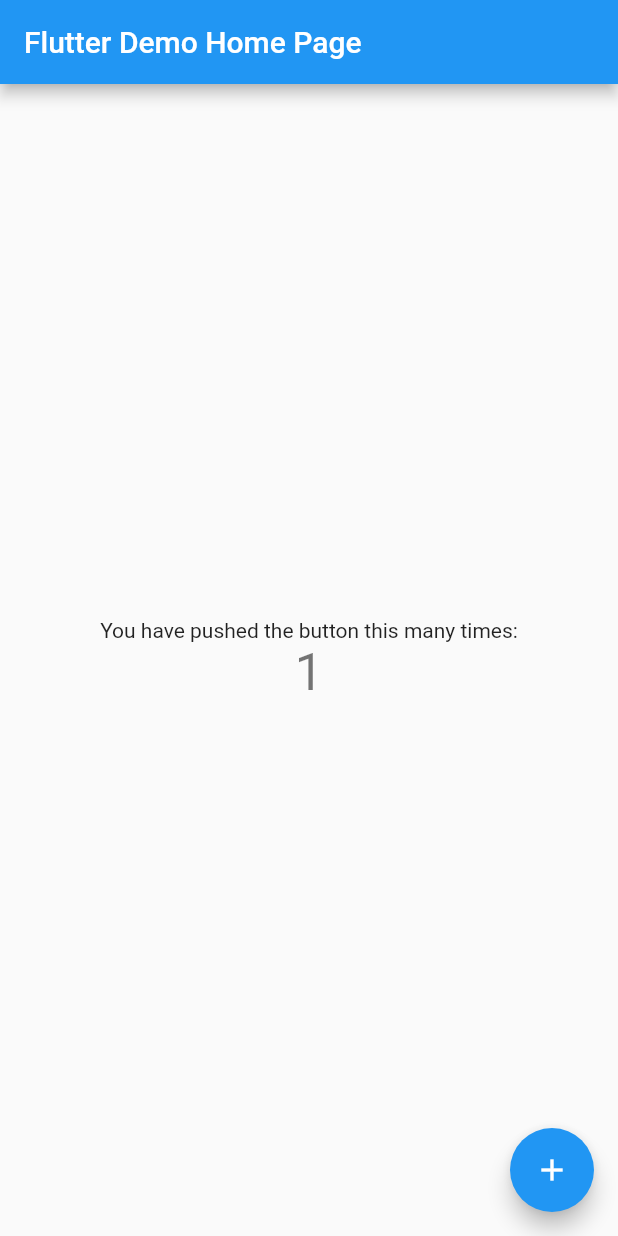
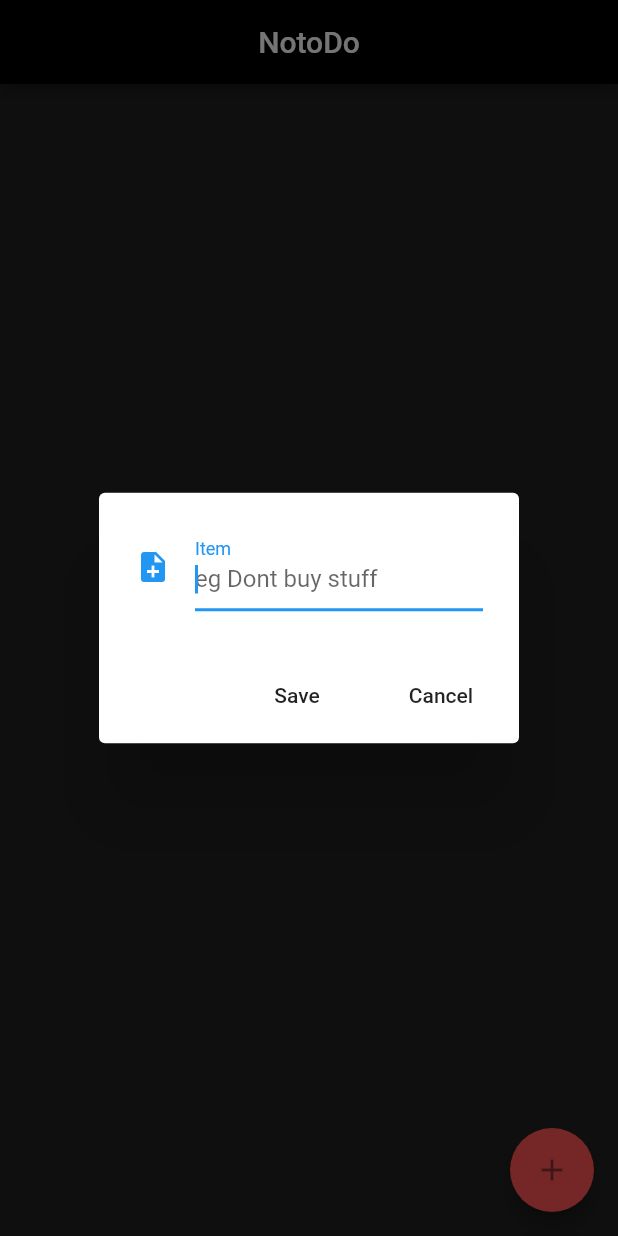
Before and after one commit to mukesh525/TodoApp_Flutter, a Flutter app: the screen it shows after launch, after a tap on the "add" icon, on a phone screen of 412 x 824 dp. Run offline on Flutter 3.47's test engine with Material 2 defaults, Android fonts, the phone set to English and light mode, and no system bars; our stand-ins replace sqflite; accounts and stored records are empty.

Commit message:
last commit

```diff
--- a/lib/main.dart
+++ b/lib/main.dart
@@ -1,4 +1,5 @@
 import 'package:flutter/material.dart';
+import 'package:todoapp/ui/Home.dart';
 
 void main() => runApp(MyApp());
 
@@ -7,105 +8,9 @@ class MyApp extends StatelessWidget {
   @override
   Widget build(BuildContext context) {
     return MaterialApp(
-      title: 'Flutter Demo',
-      theme: ThemeData(
-        // This is the theme of your application.
-        //
-        // Try running your application with "flutter run". You'll see the
-        // application has a blue toolbar. Then, without quitting the app, try
-        // changing the primarySwatch below to Colors.green and then invoke
-        // "hot reload" (press "r" in the console where you ran "flutter run",
-        // or simply save your changes to "hot reload" in a Flutter IDE).
-        // Notice that the counter didn't reset back to zero; the application
-        // is not restarted.
-        primarySwatch: Colors.blue,
-      ),
-      home: MyHomePage(title: 'Flutter Demo Home Page'),
+      debugShowCheckedModeBanner: false,
+      title: 'NoToDo',
+      home: Home(),
     );
   }
 }
-
-class MyHomePage extends StatefulWidget {
-  MyHomePage({Key key, this.title}) : super(key: key);
-
-  // This widget is the home page of your application. It is stateful, meaning
-  // that it has a State object (defined below) that contains fields that affect
-  // how it looks.
-
-  // This class is the configuration for the state. It holds the values (in this
-  // case the title) provided by the parent (in this case the App widget) and
-  // used by the build method of the State. Fields in a Widget subclass are
-  // always marked "final".
-
-  final String title;
-
-  @override
-  _MyHomePageState createState() => _MyHomePageState();
-}
-
-class _MyHomePageState extends State<MyHomePage> {
-  int _counter = 0;
-
-  void _incrementCounter() {
-    setState(() {
-      // This call to setState tells the Flutter framework that something has
-      // changed in this State, which causes it to rerun the build method below
-      // so that the display can reflect the updated values. If we changed
-      // _counter without calling setState(), then the build method would not be
-      // called again, and so nothing would appear to happen.
-      _counter++;
-    });
-  }
-
-  @override
-  Widget build(BuildContext context) {
-    // This method is rerun every time setState is called, for instance as done
-    // by the _incrementCounter method above.
-    //
-    // The Flutter framework has been optimized to make rerunning build methods
-    // fast, so that you can just rebuild anything that needs updating rather
-    // than having to individually change instances of widgets.
-    return Scaffold(
-      appBar: AppBar(
-        // Here we take the value from the MyHomePage object that was created by
-        // the App.build method, and use it to set our appbar title.
-        title: Text(widget.title),
-      ),
-      body: Center(
-        // Center is a layout widget. It takes a single child and positions it
-        // in the middle of the parent.
-        child: Column(
-          // Column is also a layout widget. It takes a list of children and
-          // arranges them vertically. By default, it sizes itself to fit its
-          // children horizontally, and tries to be as tall as its parent.
-          //
-          // Invoke "debug painting" (press "p" in the console, choose the
-          // "Toggle Debug Paint" action from the Flutter Inspector in Android
-          // Studio, or the "Toggle Debug Paint" command in Visual Studio Code)
-          // to see the wireframe for each widget.
-          //
-          // Column has various properties to control how it sizes itself and
-          // how it positions its children. Here we use mainAxisAlignment to
-          // center the children vertically; the main axis here is the vertical
-          // axis because Columns are vertical (the cross axis would be
-          // horizontal).
-          mainAxisAlignment: MainAxisAlignment.center,
-          children: <Widget>[
-            Text(
-              'You have pushed the button this many times:',
-            ),
-            Text(
-              '$_counter',
-              style: Theme.of(context).textTheme.display1,
-            ),
-          ],
-        ),
-      ),
-      floatingActionButton: FloatingActionButton(
-        onPressed: _incrementCounter,
-        tooltip: 'Increment',
-        child: Icon(Icons.add),
-      ), // This trailing comma makes auto-formatting nicer for build methods.
-    );
-  }
-}
--- /dev/null
+++ b/lib/ui/Home.dart
@@ -0,0 +1,17 @@
+import 'package:flutter/material.dart';
+
+import 'NotoDoScreen.dart';
+
+class Home extends StatelessWidget {
+  @override
+  Widget build(BuildContext context) {
+    return Scaffold(
+      appBar: AppBar(
+        title: Text("NotoDo"),
+        centerTitle: true,
+        backgroundColor: Colors.black,
+      ),
+      body: NotoDoScreen(),
+    );
+  }
+}
--- /dev/null
+++ b/lib/ui/NotoDoScreen.dart
@@ -0,0 +1,193 @@
+import 'package:flutter/material.dart';
+import 'package:todoapp/model/nodo_item.dart';
+import 'package:todoapp/util/database_client.dart';
+import 'package:todoapp/util/date_formatter.dart';
+
+class NotoDoScreen extends StatefulWidget {
+  @override
+  _NotoDoScreenState createState() => _NotoDoScreenState();
+}
+
+class _NotoDoScreenState extends State<NotoDoScreen> {
+  final TextEditingController _textEditingController = TextEditingController();
+  var db = DatabaseHelper();
+  List<NoDoItem> _itemList = <NoDoItem>[];
+
+  @override
+  void initState() {
+    // TODO: implement initState
+    super.initState();
+    _readNodoList();
+  }
+
+  @override
+  Widget build(BuildContext context) {
+    return Scaffold(
+      backgroundColor: Colors.black87,
+      body: Column(
+        children: [
+          Flexible(
+            child: ListView.builder(
+                itemCount: _itemList.length,
+                reverse: false,
+                padding: EdgeInsets.all(8.0),
+                itemBuilder: (_, int index) {
+                  return Card(
+                    color: Colors.black87,
+                    child: ListTile(
+                      title: _itemList[index],
+                      onLongPress: () => _udateItem(_itemList[index], index),
+                      trailing: Listener(
+                        key: Key(_itemList[index].itemName),
+                        child: Icon(
+                          Icons.remove_circle,
+                          color: Colors.redAccent,
+                        ),
+                        onPointerDown: (pointerEvent) =>
+                            _deleteNoDo(_itemList[index].id, index),
+                      ),
+                    ),
+                  );
+                }),
+          ),
+          Divider(
+            height: 1.0,
+          )
+        ],
+      ),
+      floatingActionButton: FloatingActionButton(
+        tooltip: 'Add Item',
+        backgroundColor: Colors.redAccent,
+        child: ListTile(
+          title: Icon(Icons.add),
+        ),
+        onPressed: _showFormDialog,
+      ),
+    );
+  }
+
+  void _showFormDialog() {
+    var alert = AlertDialog(
+      content: Row(
+        children: [
+          Expanded(
+            child: TextField(
+              controller: _textEditingController,
+              autofocus: true,
+              decoration: InputDecoration(
+                  labelText: "Item",
+                  hintText: "eg Dont buy stuff",
+                  icon: Icon(Icons.note_add)),
+            ),
+          )
+        ],
+      ),
+      actions: [
+        FlatButton(
+          onPressed: () {
+            _handelSubmit(_textEditingController.text);
+            _textEditingController.clear();
+          },
+          child: Text("Save"),
+        ),
+        FlatButton(
+          onPressed: () => Navigator.pop(context),
+          child: Text('Cancel'),
+        )
+      ],
+    );
+    showDialog(
+        context: context,
+        builder: (_) {
+          return alert;
+        });
+  }
+
+  void _handelSubmit(String text) async {
+    debugPrint(text);
+    _textEditingController.clear();
+    NoDoItem noDoItem = NoDoItem(text, dateFormatted());
+    debugPrint(noDoItem.toMap().toString());
+    int saveItemId = await db.saveItem(noDoItem);
+    NoDoItem addItem = await db.getItem(saveItemId);
+
+    setState(() {
+      _itemList.insert(0, addItem);
+    });
+    Navigator.pop(context);
+    print("Saved item $saveItemId");
+    //.pop(context);
+  }
+
+  _readNodoList() async {
+    List items = await db.getItems();
+    // _itmeList = items;
+    items.forEach((item) {
+      setState(() {
+        _itemList.add(NoDoItem.map(item));
+      });
+    });
+  }
+
+  _udateItem(NoDoItem item, int index) {
+    var alert = AlertDialog(
+      title: Text("Update Item"),
+      content: Row(
+        children: <Widget>[
+          Expanded(
+              child: TextField(
+            controller: _textEditingController,
+            autofocus: true,
+            decoration: InputDecoration(
+                labelText: "Item",
+                hintText: "eg. Don't buy stuff",
+                icon: Icon(Icons.update)),
+          ))
+        ],
+      ),
+      actions: <Widget>[
+        FlatButton(
+            onPressed: () async {
+              NoDoItem newItemUpdated = NoDoItem.fromMap({
+                "itemName": _textEditingController.text,
+                "dateCreated": dateFormatted(),
+                "id": item.id
+              });
+
+              _handleSubmittedUpdate(index, item); //redrawing the screen
+              await db.updateItem(newItemUpdated); //updating the item
+              setState(() {
+                _readNodoList(); // redrawing the screen with all items saved in the db
+              });
+
+              Navigator.pop(context);
+            },
+            child: Text("Update")),
+        FlatButton(
+            onPressed: () => Navigator.pop(context), child: Text("Cancel"))
+      ],
+    );
+    showDialog(
+        context: context,
+        builder: (_) {
+          return alert;
+        });
+  }
+
+  void _handleSubmittedUpdate(int index, NoDoItem item) {
+    setState(() {
+      _itemList.removeWhere((element) {
+        _itemList[index].itemName == item.itemName;
+      });
+    });
+  }
+
+  _deleteNoDo(int id, int index) async {
+    debugPrint("Deleted Item!");
+
+    await db.deleteItem(id);
+    setState(() {
+      _itemList.removeAt(index);
+    });
+  }
+}
--- /dev/null
+++ b/lib/util/database_client.dart
@@ -0,0 +1,109 @@
+import 'dart:async';
+import 'dart:io';
+
+import 'package:path/path.dart';
+import 'package:path_provider/path_provider.dart';
+import 'package:sqflite/sqflite.dart';
+import 'package:todoapp/model/nodo_item.dart';
+
+class DatabaseHelper {
+  static final DatabaseHelper _instance = new DatabaseHelper.internal();
+
+  factory DatabaseHelper() => _instance;
+
+  final String tableName = "nodoTbl";
+  final String columnId = "id";
+  final String columnItemName = "itemName";
+  final String columnDateCreated = "dateCreated";
+
+  static Database _db;
+
+  Future<Database> get db async {
+    if (_db != null) {
+      return _db;
+    }
+    _db = await initDb();
+    return _db;
+  }
+
+  DatabaseHelper.internal();
+
+  initDb() async {
+    Directory documentDirectory = await getApplicationDocumentsDirectory();
+    String path = join(documentDirectory.path, "notodo_db.db");
+    var ourDb = await openDatabase(path, version: 1, onCreate: _onCreate);
+    return ourDb;
+  }
+
+  void _onCreate(Database db, int version) async {
+    await db.execute(
+        "CREATE TABLE $tableName(id INTEGER PRIMARY KEY AUTO_INCREMENT, $columnItemName TEXT, $columnDateCreated TEXT)");
+    print("Table is created");
+  }
+
+//insertion
+  Future<int> saveItem(NoDoItem item) async {
+    var dbClient = await db;
+    int res = await dbClient.insert("$tableName", item.toMap());
+    print(res.toString());
+    return res;
+  }
+
+  //Get
+  Future<List> getItems() async {
+    var dbClient = await db;
+    var result = await dbClient.rawQuery(
+        "SELECT * FROM $tableName ORDER BY $columnItemName ASC"); //ASC
+
+    return result.toList();
+
+//    if (result.length == 0) return [];
+//    var users = [];
+//
+//    for (Map<String, dynamic> map in result) {
+//       users.add(new User.fromMap(map));
+//    }
+//
+//    return users;
+  }
+
+  Future<int> getCount() async {
+    var dbClient = await db;
+    return Sqflite.firstIntValue(
+        await dbClient.rawQuery("SELECT COUNT(*) FROM $tableName"));
+  }
+
+//
+  Future<NoDoItem> getItem(int id) async {
+    var dbClient = await db;
+    var result =
+        await dbClient.rawQuery("SELECT * FROM $tableName WHERE id = $id");
+    if (result.length == 0) return null;
+    return new NoDoItem.fromMap(result.first);
+  }
+
+  //deletion
+//  Future<int> deleteItem(int id) async {
+//    var dbClient = await db;
+//    var result = await dbClient.rawQuery("DELETE FROM $tableName WHERE id = $id");
+//    if (result.length == 0) return null;
+//    return result.first as int;
+//  }
+
+  Future<int> deleteItem(int id) async {
+    var dbClient = await db;
+    return await dbClient
+        .delete(tableName, where: "$columnId = ?", whereArgs: [id]);
+  }
+
+  Future<int> updateItem(NoDoItem item) async {
+    var dbClient = await db;
+    return await dbClient.update("$tableName", item.toMap(),
+        where: "$columnId = ?", whereArgs: [item.id]);
+  }
+
+  Future close() async {
+    var dbClient = await db;
+    return dbClient.close();
+  }
+}
--- a/pubspec.yaml
+++ b/pubspec.yaml
@@ -23,10 +23,15 @@ dependencies:
   # The following adds the Cupertino Icons font to your application.
   # Use with the CupertinoIcons class for iOS style icons.
   cupertino_icons: ^0.1.2
+  intl: '^0.15.6'#for date formating
+  sqflite: '>=0.8.5'
+  path_provider: any
+
 
 dev_dependencies:
   flutter_test:
     sdk: flutter
+
 
 
 # For information on the generic Dart part of this file, see the
```
Also changed, not shown: lib/model/nodo_item.dart (added, +64 -0 lines), lib/util/date_formatter.dart (added, +12 -0 lines), pubspec.lock, 8 other files.
